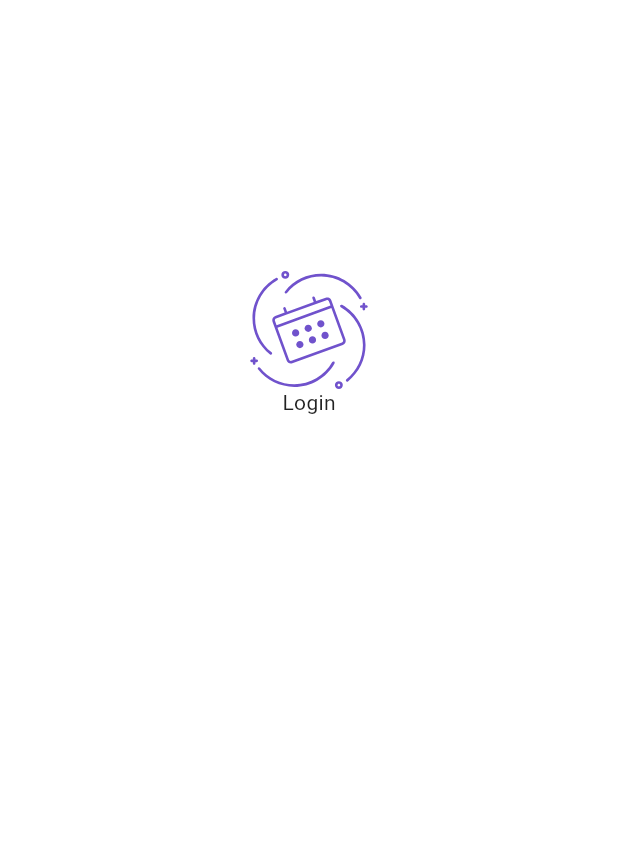
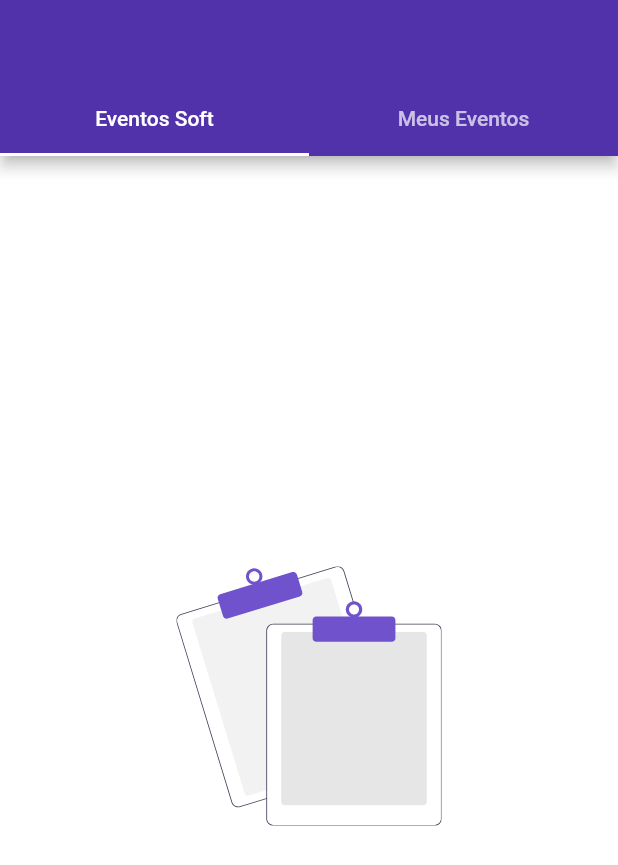
Before and after one commit to giovane-bortoli/challenge_week, a Flutter app: the screen it shows after launch, on a phone screen of 412 x 824 dp. Shown: the top 865 px of the screen. Run offline on Flutter 3.47's test engine with Material 2 defaults, Android fonts, the phone set to English and light mode, and no system bars; our stand-ins replace another_flushbar, dio, firebase_auth, firebase_core, flutter_mobx, flutter_svg and 2 more; accounts and stored records are empty; generated files the repository leaves out were written again; Roboto replaces fonts that are missing (Mukta).

Commit message:
commit  07/06

```diff
--- a/lib/challenge_widget.dart
+++ b/lib/challenge_widget.dart
@@ -1,4 +1,6 @@
 import 'package:Challenge_App/shared/theme/theme_data.dart';
+import 'package:Challenge_App/views/event_screen.dart';
+import 'package:Challenge_App/views/forgotPassword_screen.dart';
 import 'package:Challenge_App/views/home_page.dart';
 import 'package:Challenge_App/views/login_screen.dart';
 import 'package:flutter/material.dart';
@@ -12,10 +14,12 @@ class MyApp extends StatelessWidget {
       title: 'Flutter Demo',
       theme: AppThemeData.materialTheme(context),
       debugShowCheckedModeBanner: false,
-      initialRoute: '/login',
+      initialRoute: '/eventScreen',
       routes: {
         '/login': (context) => const LoginScreen(),
-        '/home': (context) => const MyHomePage()
+        '/home': (context) => const MyHomePage(),
+        '/forgotPassword': (context) => const ForgotPasswordScreen(),
+        '/eventScreen': (context) => const EventScreen()
       },
     );
   }
--- a/lib/main.dart
+++ b/lib/main.dart
@@ -1,6 +1,9 @@
 import 'package:Challenge_App/challenge_widget.dart';
+import 'package:firebase_core/firebase_core.dart';
 import 'package:flutter/material.dart';
 
-void main() {
+void main() async {
+  WidgetsFlutterBinding.ensureInitialized();
+  await Firebase.initializeApp();
   runApp(const MyApp());
 }
--- a/lib/models/location_model.dart
+++ b/lib/models/location_model.dart
@@ -8,8 +8,8 @@ class LocationModel {
 
   factory LocationModel.fromJson(Map<String, dynamic> json) {
     return LocationModel(
-      lat: json['lat'],
-      long: json['long'],
+      lat: json['lat'] ?? '',
+      long: json['long'] ?? '',
     );
   }
 
--- a/lib/services/database.dart
+++ b/lib/services/database.dart
@@ -13,6 +13,10 @@ class ClientDatabase {
     }
   }
 
+  Future<void> forgotPasswordFirebase({required email}) async {
+    await clientFirebase.sendPasswordResetEmail(email: email);
+  }
+
   Future<void> logOutFirebase() async {
     FirebaseAuth.instance.signOut();
   }
--- a/lib/shared/theme/font_theme.dart
+++ b/lib/shared/theme/font_theme.dart
@@ -8,9 +8,10 @@ class CustomTextTheme {
     headline2: GoogleFonts.mukta(
         fontSize: 61, fontWeight: FontWeight.w300, letterSpacing: -0.5),
     headline3: GoogleFonts.mukta(fontSize: 48, fontWeight: FontWeight.w400),
-    headline4: GoogleFonts.mukta(
+    headline4: GoogleFonts.montserrat(
         fontSize: 34, fontWeight: FontWeight.w400, letterSpacing: 0.25),
-    headline5: GoogleFonts.mukta(fontSize: 24, fontWeight: FontWeight.w400),
+    headline5: GoogleFonts.montserrat(
+        fontSize: 24, fontWeight: FontWeight.w400, letterSpacing: 2),
     headline6: GoogleFonts.mukta(
         fontSize: 20, fontWeight: FontWeight.w500, letterSpacing: 0.15),
     subtitle1: GoogleFonts.mukta(
--- a/lib/shared/utils/app_files.dart
+++ b/lib/shared/utils/app_files.dart
@@ -1,8 +1,8 @@
 abstract class AppImages {
-  static const backgroundLogin = 'assets/fundo.png';
-  static const logoLogin = 'assets/logo.png';
+  static const imageLogin = './assets/images/Group.svg';
+  static const backgroundEvent = './assets/images/background.svg';
 }
 
-abstract class AppLotties {
-  static const loading = 'assets/images/loading.json';
-}
+// abstract class AppLotties {
+//   static const loading = 'assets/images/loading.json';
+// }
--- /dev/null
+++ b/lib/views/event_screen.dart
@@ -0,0 +1,47 @@
+import 'package:Challenge_App/shared/utils/app_files.dart';
+import 'package:flutter/material.dart';
+import 'package:flutter_svg/flutter_svg.dart';
+
+class EventScreen extends StatefulWidget {
+  const EventScreen({Key? key}) : super(key: key);
+
+  @override
+  State<EventScreen> createState() => _EventScreenState();
+}
+
+class _EventScreenState extends State<EventScreen> {
+  @override
+  Widget build(BuildContext context) {
+    return DefaultTabController(
+      length: 2,
+      child: Scaffold(
+        appBar: AppBar(
+          bottom: const TabBar(
+            tabs: [
+              Tab(
+                text: 'Eventos Soft',
+              ),
+              Tab(
+                text: 'Meus Eventos',
+              )
+            ],
+          ),
+        ),
+        body: TabBarView(
+          children: [
+            Center(
+              child: Container(
+                color: Colors.white,
+                child: SvgPicture.asset(AppImages.backgroundEvent),
+              ),
+            ),
+            Container(
+              color: Colors.blue,
+              child: Text('tab 2'),
+            )
+          ],
+        ),
+      ),
+    );
+  }
+}
--- a/pubspec.yaml
+++ b/pubspec.yaml
@@ -33,6 +33,7 @@ dependencies:
   cloud_firestore: ^3.1.16
   geocoding: ^2.0.4
   dio: ^4.0.6
+  another_flushbar: ^1.10.29
 
 dev_dependencies:
   flutter_test:
@@ -50,3 +51,4 @@ flutter:
   # To add assets to your application, add an assets section, like this:
   assets:
   - ./assets/images/Group.svg
+  - ./assets/images/background.svg
```
Also changed, not shown: lib/controller/controller.dart (+32 -4 lines), lib/models/address_model.dart (+8 -8 lines), lib/models/event_model.dart (+7 -7 lines), lib/shared/utils/app_strings.dart (added, +11 -0 lines), lib/shared/utils/field_validator.dart (added, +27 -0 lines), lib/views/forgotPassword_screen.dart (added, +111 -0 lines), lib/views/login_screen.dart (+111 -3 lines), assets/images/background.svg (added), lib/controller/controller.g.dart, pubspec.lock, 3 other files.
